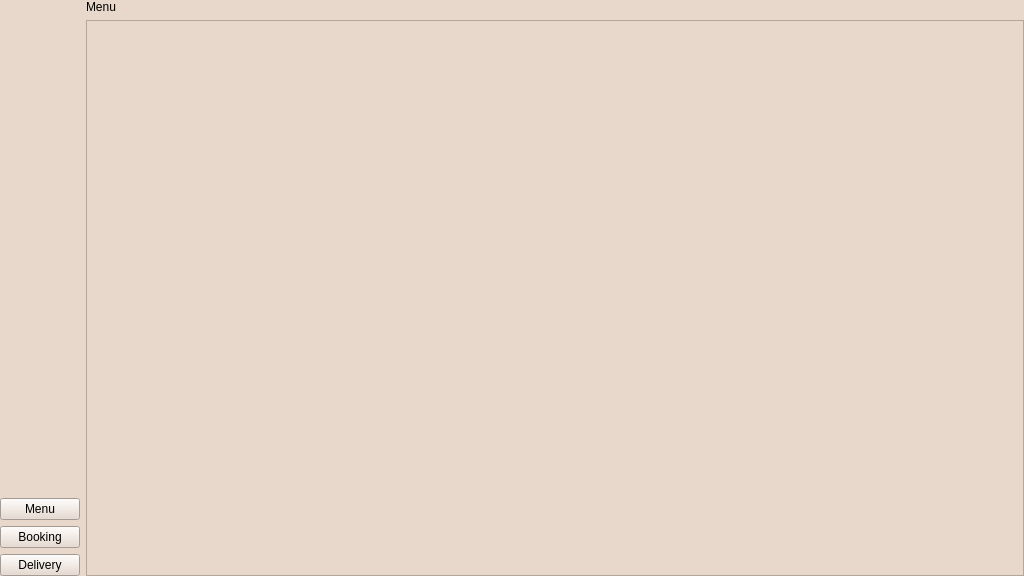
Before: the Qt Designer form application/mainwindow.ui in redm0unt/OurCafe, drawn with Qt 5.
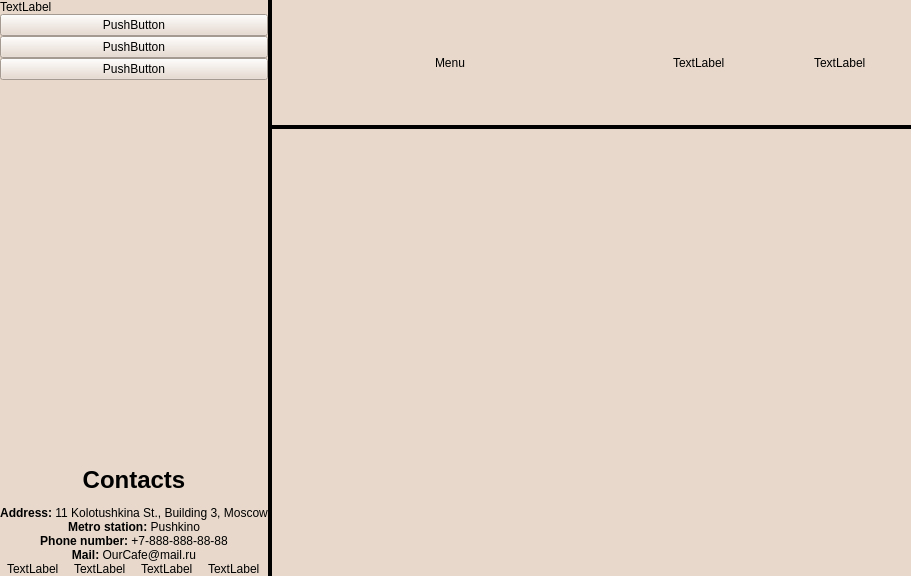
After: the same form once the commit is applied.

Commit message: Implement the responsive layout of the main window

```diff
--- a/application/mainwindow.ui
+++ b/application/mainwindow.ui
@@ -6,10 +6,16 @@
    <rect>
     <x>0</x>
     <y>0</y>
-    <width>1024</width>
+    <width>911</width>
     <height>576</height>
    </rect>
   </property>
+  <property name="sizePolicy">
+   <sizepolicy hsizetype="Minimum" vsizetype="Preferred">
+    <horstretch>0</horstretch>
+    <verstretch>0</verstretch>
+   </sizepolicy>
+  </property>
   <property name="minimumSize">
    <size>
     <width>800</width>
@@ -36,7 +42,16 @@
 color: #000000;</string>
   </property>
   <widget class="QWidget" name="Window">
-   <layout class="QHBoxLayout" name="horizontalLayout">
+   <property name="sizePolicy">
+    <sizepolicy hsizetype="Fixed" vsizetype="Preferred">
+     <horstretch>0</horstretch>
+     <verstretch>0</verstretch>
+    </sizepolicy>
+   </property>
+   <layout class="QHBoxLayout" name="horizontalLayout_6">
+    <property name="spacing">
+     <number>0</number>
+    </property>
     <property name="leftMargin">
      <number>0</number>
     </property>
@@ -50,77 +65,370 @@
      <number>0</number>
     </property>
     <item>
-     <layout class="QVBoxLayout" name="Sidebar">
-      <property name="sizeConstraint">
-       <enum>QLayout::SetFixedSize</enum>
+     <widget class="QWidget" name="Sidebar" native="true">
+      <property name="sizePolicy">
+       <sizepolicy hsizetype="Fixed" vsizetype="Preferred">
+        <horstretch>0</horstretch>
+        <verstretch>0</verstretch>
+       </sizepolicy>
       </property>
-      <item>
-       <widget class="QLabel" name="Logo">
-        <property name="text">
-         <string/>
-        </property>
-       </widget>
-      </item>
-      <item>
-       <widget class="QPushButton" name="MenuButton">
-        <property name="text">
-         <string>Menu</string>
-        </property>
-       </widget>
-      </item>
-      <item>
-       <widget class="QPushButton" name="BookingButton">
-        <property name="text">
-         <string>Booking</string>
-        </property>
-       </widget>
-      </item>
-      <item>
-       <widget class="QPushButton" name="DeliveryButton">
-        <property name="text">
-         <string>Delivery</string>
-        </property>
-       </widget>
-      </item>
-     </layout>
+      <layout class="QVBoxLayout" name="verticalLayout">
+       <property name="spacing">
+        <number>0</number>
+       </property>
+       <property name="leftMargin">
+        <number>0</number>
+       </property>
+       <property name="topMargin">
+        <number>0</number>
+       </property>
+       <property name="rightMargin">
+        <number>0</number>
+       </property>
+       <property name="bottomMargin">
+        <number>0</number>
+       </property>
+       <item>
+        <widget class="QLabel" name="MainLogo">
+         <property name="sizePolicy">
+          <sizepolicy hsizetype="Preferred" vsizetype="Fixed">
+           <horstretch>0</horstretch>
+           <verstretch>0</verstretch>
+          </sizepolicy>
+         </property>
+         <property name="text">
+          <string>TextLabel</string>
+         </property>
+        </widget>
+       </item>
+       <item>
+        <widget class="QPushButton" name="MenuButton">
+         <property name="text">
+          <string>PushButton</string>
+         </property>
+        </widget>
+       </item>
+       <item>
+        <widget class="QPushButton" name="BookingButton">
+         <property name="text">
+          <string>PushButton</string>
+         </property>
+        </widget>
+       </item>
+       <item>
+        <widget class="QPushButton" name="DeliveryButton">
+         <property name="text">
+          <string>PushButton</string>
+         </property>
+        </widget>
+       </item>
+       <item>
+        <spacer name="Sidebar_verticalSpacer">
+         <property name="orientation">
+          <enum>Qt::Vertical</enum>
+         </property>
+         <property name="sizeHint" stdset="0">
+          <size>
+           <width>20</width>
+           <height>40</height>
+          </size>
+         </property>
+        </spacer>
+       </item>
+       <item>
+        <widget class="QLabel" name="Contacts">
+         <property name="sizePolicy">
+          <sizepolicy hsizetype="Preferred" vsizetype="Ignored">
+           <horstretch>0</horstretch>
+           <verstretch>0</verstretch>
+          </sizepolicy>
+         </property>
+         <property name="frameShadow">
+          <enum>QFrame::Plain</enum>
+         </property>
+         <property name="text">
+          <string>&lt;html&gt;&lt;head/&gt;&lt;body&gt;&lt;h1 align=&quot;center&quot;&gt;Contacts&lt;/h1&gt;&lt;p align=&quot;center&quot;&gt;&lt;span style=&quot; font-weight:700;&quot;&gt;Address:&lt;/span&gt; 11 Kolotushkina St., Building 3, Moscow&lt;br/&gt;&lt;span style=&quot; font-weight:700;&quot;&gt;Metro station:&lt;/span&gt; Pushkino&lt;br/&gt;&lt;span style=&quot; font-weight:700;&quot;&gt;Phone number:&lt;/span&gt; +7-888-888-88-88&lt;br/&gt;&lt;span style=&quot; font-weight:700;&quot;&gt;Mail:&lt;/span&gt; OurCafe@mail.ru&lt;/p&gt;&lt;/body&gt;&lt;/html&gt;</string>
+         </property>
+         <property name="textFormat">
+          <enum>Qt::AutoText</enum>
+         </property>
+         <property name="scaledContents">
+          <bool>false</bool>
+         </property>
+         <property name="alignment">
+          <set>Qt::AlignCenter</set>
+         </property>
+         <property name="wordWrap">
+          <bool>true</bool>
+         </property>
+         <property name="indent">
+          <number>0</number>
+         </property>
+        </widget>
+       </item>
+       <item>
+        <widget class="QWidget" name="Social" native="true">
+         <property name="sizePolicy">
+          <sizepolicy hsizetype="Preferred" vsizetype="Fixed">
+           <horstretch>0</horstretch>
+           <verstretch>0</verstretch>
+          </sizepolicy>
+         </property>
+         <layout class="QHBoxLayout" name="horizontalLayout_2">
+          <property name="spacing">
+           <number>0</number>
+          </property>
+          <property name="leftMargin">
+           <number>0</number>
+          </property>
+          <property name="topMargin">
+           <number>0</number>
+          </property>
+          <property name="rightMargin">
+           <number>0</number>
+          </property>
+          <property name="bottomMargin">
+           <number>0</number>
+          </property>
+          <item alignment="Qt::AlignHCenter">
+           <widget class="QLabel" name="Telegram">
+            <property name="text">
+             <string>TextLabel</string>
+            </property>
+           </widget>
+          </item>
+          <item alignment="Qt::AlignHCenter">
+           <widget class="QLabel" name="Whatsapp">
+            <property name="text">
+             <string>TextLabel</string>
+            </property>
+           </widget>
+          </item>
+          <item alignment="Qt::AlignHCenter">
+           <widget class="QLabel" name="VK">
+            <property name="text">
+             <string>TextLabel</string>
+            </property>
+           </widget>
+          </item>
+          <item alignment="Qt::AlignHCenter">
+           <widget class="QLabel" name="Instagram">
+            <property name="text">
+             <string>TextLabel</string>
+            </property>
+           </widget>
+          </item>
+         </layout>
+        </widget>
+       </item>
+      </layout>
+     </widget>
     </item>
     <item>
-     <layout class="QVBoxLayout" name="MainContent">
-      <item>
-       <layout class="QHBoxLayout" name="Heading">
-        <item>
-         <widget class="QLabel" name="HeadingText">
-          <property name="text">
-           <string>Menu</string>
-          </property>
-         </widget>
-        </item>
-       </layout>
-      </item>
-      <item>
-       <widget class="QScrollArea" name="Page">
-        <property name="sizePolicy">
-         <sizepolicy hsizetype="Expanding" vsizetype="Expanding">
-          <horstretch>0</horstretch>
-          <verstretch>0</verstretch>
-         </sizepolicy>
-        </property>
-        <property name="widgetResizable">
-         <bool>true</bool>
-        </property>
-        <widget class="QWidget" name="scrollAreaWidgetContents">
-         <property name="geometry">
-          <rect>
-           <x>0</x>
-           <y>0</y>
-           <width>929</width>
-           <height>544</height>
-          </rect>
+     <widget class="Line" name="Sidebar_line">
+      <property name="sizePolicy">
+       <sizepolicy hsizetype="Fixed" vsizetype="Preferred">
+        <horstretch>0</horstretch>
+        <verstretch>0</verstretch>
+       </sizepolicy>
+      </property>
+      <property name="minimumSize">
+       <size>
+        <width>4</width>
+        <height>0</height>
+       </size>
+      </property>
+      <property name="maximumSize">
+       <size>
+        <width>4</width>
+        <height>16777215</height>
+       </size>
+      </property>
+      <property name="frameShadow">
+       <enum>QFrame::Plain</enum>
+      </property>
+      <property name="lineWidth">
+       <number>4</number>
+      </property>
+      <property name="orientation">
+       <enum>Qt::Vertical</enum>
+      </property>
+     </widget>
+    </item>
+    <item>
+     <widget class="QWidget" name="Content" native="true">
+      <layout class="QHBoxLayout" name="horizontalLayout">
+       <property name="spacing">
+        <number>0</number>
+       </property>
+       <property name="leftMargin">
+        <number>0</number>
+       </property>
+       <property name="topMargin">
+        <number>0</number>
+       </property>
+       <property name="rightMargin">
+        <number>0</number>
+       </property>
+       <property name="bottomMargin">
+        <number>0</number>
+       </property>
+       <item>
+        <layout class="QVBoxLayout" name="Content_verticalLayout">
+         <property name="spacing">
+          <number>0</number>
          </property>
-        </widget>
-       </widget>
-      </item>
-     </layout>
+         <item>
+          <widget class="QWidget" name="Header" native="true">
+           <property name="sizePolicy">
+            <sizepolicy hsizetype="Preferred" vsizetype="Fixed">
+             <horstretch>0</horstretch>
+             <verstretch>0</verstretch>
+            </sizepolicy>
+           </property>
+           <property name="minimumSize">
+            <size>
+             <width>0</width>
+             <height>125</height>
+            </size>
+           </property>
+           <layout class="QHBoxLayout" name="horizontalLayout_3">
+            <property name="spacing">
+             <number>0</number>
+            </property>
+            <property name="leftMargin">
+             <number>0</number>
+            </property>
+            <property name="topMargin">
+             <number>0</number>
+            </property>
+            <property name="rightMargin">
+             <number>0</number>
+            </property>
+            <property name="bottomMargin">
+             <number>0</number>
+            </property>
+            <item>
+             <layout class="QHBoxLayout" name="Header_horizontalLayout">
+              <property name="spacing">
+               <number>0</number>
+              </property>
+              <item alignment="Qt::AlignHCenter">
+               <widget class="QLabel" name="Heading">
+                <property name="text">
+                 <string>Menu</string>
+                </property>
+                <property name="indent">
+                 <number>0</number>
+                </property>
+               </widget>
+              </item>
+              <item>
+               <widget class="QWidget" name="CartAccountBlock" native="true">
+                <property name="sizePolicy">
+                 <sizepolicy hsizetype="Fixed" vsizetype="Preferred">
+                  <horstretch>0</horstretch>
+                  <verstretch>0</verstretch>
+                 </sizepolicy>
+                </property>
+                <property name="minimumSize">
+                 <size>
+                  <width>282</width>
+                  <height>0</height>
+                 </size>
+                </property>
+                <layout class="QHBoxLayout" name="horizontalLayout_4">
+                 <property name="spacing">
+                  <number>0</number>
+                 </property>
+                 <property name="leftMargin">
+                  <number>0</number>
+                 </property>
+                 <property name="topMargin">
+                  <number>0</number>
+                 </property>
+                 <property name="rightMargin">
+                  <number>0</number>
+                 </property>
+                 <property name="bottomMargin">
+                  <number>0</number>
+                 </property>
+                 <item>
+                  <layout class="QHBoxLayout" name="CartAccountBlock_horizontalLayout">
+                   <property name="spacing">
+                    <number>0</number>
+                   </property>
+                   <property name="sizeConstraint">
+                    <enum>QLayout::SetDefaultConstraint</enum>
+                   </property>
+                   <item alignment="Qt::AlignHCenter">
+                    <widget class="QLabel" name="Cart">
+                     <property name="text">
+                      <string>TextLabel</string>
+                     </property>
+                     <property name="indent">
+                      <number>0</number>
+                     </property>
+                    </widget>
+                   </item>
+                   <item alignment="Qt::AlignHCenter">
+                    <widget class="QLabel" name="Account">
+                     <property name="text">
+                      <string>TextLabel</string>
+                     </property>
+                     <property name="indent">
+                      <number>0</number>
+                     </property>
+                    </widget>
+                   </item>
+                  </layout>
+                 </item>
+                </layout>
+               </widget>
+              </item>
+             </layout>
+            </item>
+           </layout>
+          </widget>
+         </item>
+         <item>
+          <widget class="Line" name="Header_line">
+           <property name="sizePolicy">
+            <sizepolicy hsizetype="Minimum" vsizetype="Fixed">
+             <horstretch>0</horstretch>
+             <verstretch>0</verstretch>
+            </sizepolicy>
+           </property>
+           <property name="minimumSize">
+            <size>
+             <width>0</width>
+             <height>4</height>
+            </size>
+           </property>
+           <property name="maximumSize">
+            <size>
+             <width>16777215</width>
+             <height>4</height>
+            </size>
+           </property>
+           <property name="frameShadow">
+            <enum>QFrame::Plain</enum>
+           </property>
+           <property name="lineWidth">
+            <number>4</number>
+           </property>
+           <property name="orientation">
+            <enum>Qt::Horizontal</enum>
+           </property>
+          </widget>
+         </item>
+         <item>
+          <widget class="QWidget" name="PageContents" native="true"/>
+         </item>
+        </layout>
+       </item>
+      </layout>
+     </widget>
     </item>
    </layout>
   </widget>
```
